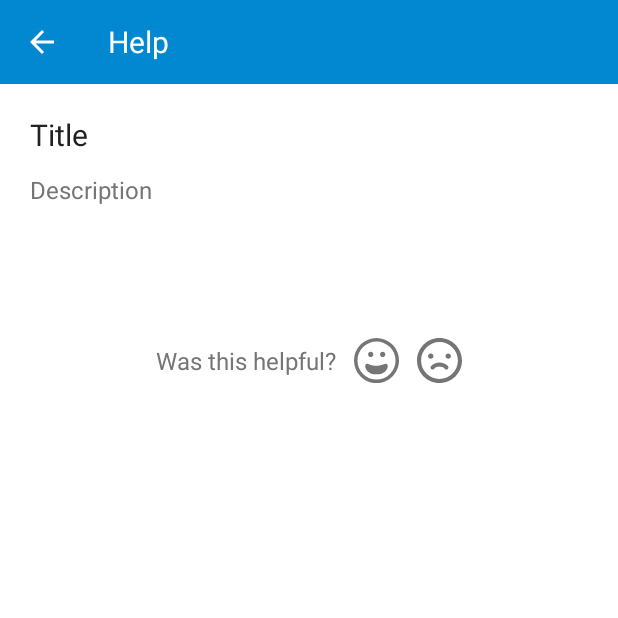
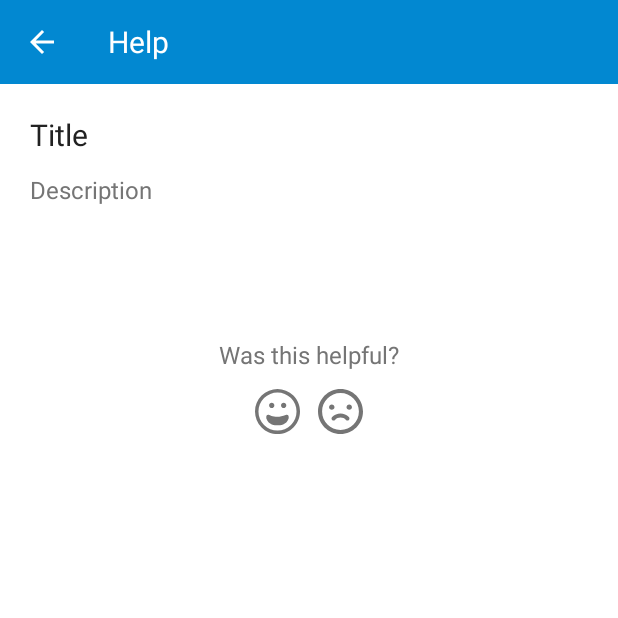
Before and after one commit to Sendyers/mara_help, an Android app: the ArticleView screen opened directly, with no data from a screen before it, after a tap on an icon or button, on a phone screen of 412 x 824 dp, the top half of it. Run offline under Robolectric (Android 15) with nearby library versions, the phone set to English and light mode, and no system bars; our stand-ins replace Volley; network calls fail; 6 statements that could not run were skipped.

Commit message:
Submit Data Apis
Add submit data apis, and data validation

Signed-off-by: Ian Wambai <ianwambai@gmail.com>

```diff
--- a/app/src/main/java/com/sendyit/selfhelp/activities/ArticleView.java
+++ b/app/src/main/java/com/sendyit/selfhelp/activities/ArticleView.java
@@ -13,17 +13,23 @@ import android.text.Spanned;
 import android.text.TextPaint;
 import android.text.method.LinkMovementMethod;
 import android.text.style.ClickableSpan;
+import android.util.Log;
 import android.view.MenuItem;
 import android.view.View;
 import android.view.WindowManager;
-import android.widget.Button;
 import android.widget.EditText;
 import android.widget.ImageView;
 import android.widget.LinearLayout;
 import android.widget.TextView;
 import android.widget.Toast;
 
+import com.android.volley.RequestQueue;
+import com.android.volley.Response;
+import com.android.volley.VolleyError;
+import com.android.volley.toolbox.JsonObjectRequest;
+import com.android.volley.toolbox.Volley;
 import com.sendyit.selfhelp.R;
+import com.sendyit.selfhelp.classes.Constants;
 import com.sendyit.selfhelp.utils.Utils;
 
 import org.json.JSONArray;
@@ -36,10 +42,13 @@ public class ArticleView extends AppCompatActivity implements View.OnClickListen
     private static int RESPONSE_TYPE_ACTION = 1;
     private static int RESPONSE_TYPE_FORM = 2;
 
-    private TextView tvTitle, tvDescription, tvFormTitle, tvFormDescription;
-    private Button bSubmit;
+    private TextView tvTitle, tvDescription, tvFormTitle, tvFormDescription, tvSubmit;
     private LinearLayout llActions, llForm;
     private ImageView ivYes, ivNo;
+
+    //Others
+    private RequestQueue queue;
+    private JSONObject form;
 
     @Override
     protected void onCreate(@Nullable Bundle savedInstanceState) {
@@ -53,17 +62,19 @@ public class ArticleView extends AppCompatActivity implements View.OnClickListen
     }
 
     private void setUp() {
+        queue = Volley.newRequestQueue(ArticleView.this);
+
         tvTitle = (TextView) findViewById(R.id.tvTitle);
         tvDescription = (TextView) findViewById(R.id.tvDescription);
         llActions = (LinearLayout) findViewById(R.id.llActions);
         llForm = (LinearLayout) findViewById(R.id.llForm);
         tvFormTitle = (TextView) findViewById(R.id.tvFormTitle);
         tvFormDescription = (TextView) findViewById(R.id.tvFormDescription);
-        bSubmit = (Button) findViewById(R.id.bSubmit);
+        tvSubmit = (TextView) findViewById(R.id.tvSubmit);
         ivYes = (ImageView) findViewById(R.id.ivYes);
         ivNo = (ImageView) findViewById(R.id.ivNo);
 
-        bSubmit.setOnClickListener(this);
+        tvSubmit.setOnClickListener(this);
         ivYes.setOnClickListener(this);
         ivNo.setOnClickListener(this);
     }
@@ -84,7 +95,7 @@ public class ArticleView extends AppCompatActivity implements View.OnClickListen
             tvDescription.setText(article.getString("description"));
 
             JSONArray actions = article.getJSONArray("actions");
-            JSONObject form = article.getJSONObject("form");
+            form = article.getJSONObject("form");
             int responseType = article.getInt("responseType");
 
             if (responseType == RESPONSE_TYPE_ACTION) {
@@ -125,8 +136,8 @@ public class ArticleView extends AppCompatActivity implements View.OnClickListen
                     @Override
                     public void updateDrawState(TextPaint ds) {
                         super.updateDrawState(ds);
-                        ds.setUnderlineText(true);
-                        ds.setColor(ContextCompat.getColor(getApplicationContext(), R.color.colorPrimaryText));
+                        ds.setUnderlineText(false);
+                        ds.setColor(ContextCompat.getColor(getApplicationContext(), R.color.colorPrimary));
                     }
                 };
 
@@ -148,7 +159,7 @@ public class ArticleView extends AppCompatActivity implements View.OnClickListen
     private void processForm(JSONObject form) {
         try {
             llForm.setVisibility(View.VISIBLE);
-            bSubmit.setVisibility(View.VISIBLE);
+            tvSubmit.setVisibility(View.VISIBLE);
 
             String title = form.getString("formTitle");
             String description = form.getString("formDescription");
@@ -172,7 +183,58 @@ public class ArticleView extends AppCompatActivity implements View.OnClickListen
 
             tvFormTitle.setText(title);
             tvFormDescription.setText(description);
-            bSubmit.setText(submitText);
+            tvSubmit.setText(submitText);
+        } catch (JSONException e) {
+            e.printStackTrace();
+        }
+    }
+
+    private void submitForm(JSONArray formData) {
+
+        Log.d("YAYA", formData.toString());
+
+        try {
+            JSONObject data = new JSONObject();
+            data.put("data", formData);
+
+            JsonObjectRequest jsonObjectRequest = new JsonObjectRequest(Constants.POST_FORM, data, new Response.Listener<JSONObject>() {
+                @Override
+                public void onResponse(JSONObject response) {
+                    Log.d("YAYA", response.toString());
+                    Toast.makeText(ArticleView.this, "Data submitted.", Toast.LENGTH_SHORT).show();
+                }
+            }, new Response.ErrorListener() {
+                @Override
+                public void onErrorResponse(VolleyError error) {
+                    error.printStackTrace();
+                }
+            });
+
+            queue.add(jsonObjectRequest);
+        } catch (JSONException e) {
+            e.printStackTrace();
+        }
+    }
+
+    private void submitArticleReview(boolean isArticleHelpful) {
+        try {
+            JSONObject data = new JSONObject();
+            data.put("isArticleHelpful", isArticleHelpful);
+
+            JsonObjectRequest jsonObjectRequest = new JsonObjectRequest(Constants.POST_ARTICLE_REVIEW, data, new Response.Listener<JSONObject>() {
+                @Override
+                public void onResponse(JSONObject response) {
+                    Log.d("YAYA", response.toString());
+                    Toast.makeText(ArticleView.this, "Feedback submitted.", Toast.LENGTH_SHORT).show();
+                }
+            }, new Response.ErrorListener() {
+                @Override
+                public void onErrorResponse(VolleyError error) {
+                    error.printStackTrace();
+                }
+            });
+
+            queue.add(jsonObjectRequest);
         } catch (JSONException e) {
             e.printStackTrace();
         }
@@ -181,15 +243,35 @@ public class ArticleView extends AppCompatActivity implements View.OnClickListen
     @Override
     public void onClick(View v) {
         switch (v.getId()) {
-            case R.id.bSubmit:
-                //Get edit texts by tag
-                Toast.makeText(this, "Submit", Toast.LENGTH_SHORT).show();
+            case R.id.tvSubmit:
+                try {
+                    boolean hasError = false;
+                    JSONArray formData = new JSONArray();
+                    JSONArray fields = form.getJSONArray("fields");
+                    for (int i = 0; i < fields.length(); i++) {
+                        JSONObject field = fields.getJSONObject(i);
+                        EditText etField = (EditText) llForm.findViewWithTag(field.getString("fieldName"));
+                        String data = etField.getText().toString().trim();
+                        if (!data.isEmpty()) {
+                            formData.put(data);
+                        } else {
+                            hasError = true;
+                            etField.setError("Please enter " + field.getString("fieldText"));
+                        }
+                    }
+
+                    if (!hasError) {
+                        submitForm(formData);
+                    }
+                } catch (JSONException e) {
+                    e.printStackTrace();
+                }
                 break;
             case R.id.ivYes:
-                Toast.makeText(this, "Yes", Toast.LENGTH_SHORT).show();
+                submitArticleReview(true);
                 break;
             case R.id.ivNo:
-                Toast.makeText(this, "No", Toast.LENGTH_SHORT).show();
+                submitArticleReview(false);
                 break;
         }
     }
--- a/app/src/main/java/com/sendyit/selfhelp/classes/Constants.java
+++ b/app/src/main/java/com/sendyit/selfhelp/classes/Constants.java
@@ -3,5 +3,8 @@ package com.sendyit.selfhelp.classes;
 public class Constants {
 
     public static String BASE_URL = "http://demo8595541.mockable.io/";
+
     public static String GET_COLLECTION = BASE_URL + "collection";
+    public static String POST_ARTICLE_REVIEW = BASE_URL + "article_review";
+    public static String POST_FORM = BASE_URL + "form";
 }
--- a/app/src/main/res/layout/article_view.xml
+++ b/app/src/main/res/layout/article_view.xml
@@ -116,8 +116,8 @@
         </LinearLayout>
     </ScrollView>
 
-    <Button
-        android:id="@+id/bSubmit"
+    <TextView
+        android:id="@+id/tvSubmit"
         android:layout_width="wrap_content"
         android:layout_height="wrap_content"
         android:layout_alignParentRight="true"
@@ -126,29 +126,36 @@
         android:layout_marginLeft="4dp"
         android:layout_marginRight="36dp"
         android:layout_marginTop="4dp"
-        android:background="@color/colorPrimary"
-        android:text="Submit"
-        android:textColor="@color/colorWhite"
-        android:textSize="16sp"
+        android:text="SUBMIT"
+        android:textAllCaps="true"
+        android:textColor="@color/colorPrimary"
+        android:textSize="18sp"
         android:visibility="gone" />
 
     <LinearLayout
         android:layout_width="wrap_content"
         android:layout_height="wrap_content"
-        android:layout_below="@id/bSubmit"
+        android:layout_below="@id/tvSubmit"
         android:layout_centerHorizontal="true"
         android:layout_marginTop="48dp"
         android:gravity="center"
-        android:orientation="horizontal"
+        android:orientation="vertical"
         android:padding="20dp">
 
         <TextView
             android:layout_width="wrap_content"
             android:layout_height="wrap_content"
-            android:layout_marginRight="12dp"
             android:text="Was this helpful?"
             android:textColor="@color/colorSecondaryText"
             android:textSize="16sp" />
+
+        <LinearLayout
+            android:layout_width="match_parent"
+            android:layout_height="wrap_content"
+            android:layout_gravity="center"
+            android:layout_marginTop="12dp"
+            android:gravity="center"
+            android:orientation="horizontal">
 
             <ImageView
                 android:id="@+id/ivYes"
@@ -165,4 +172,5 @@
                 android:src="@drawable/ic_no"
                 android:tint="@color/colorSecondaryText" />
         </LinearLayout>
+    </LinearLayout>
 </RelativeLayout>
```
Lines whose indentation alone changed are shown as unchanged.
